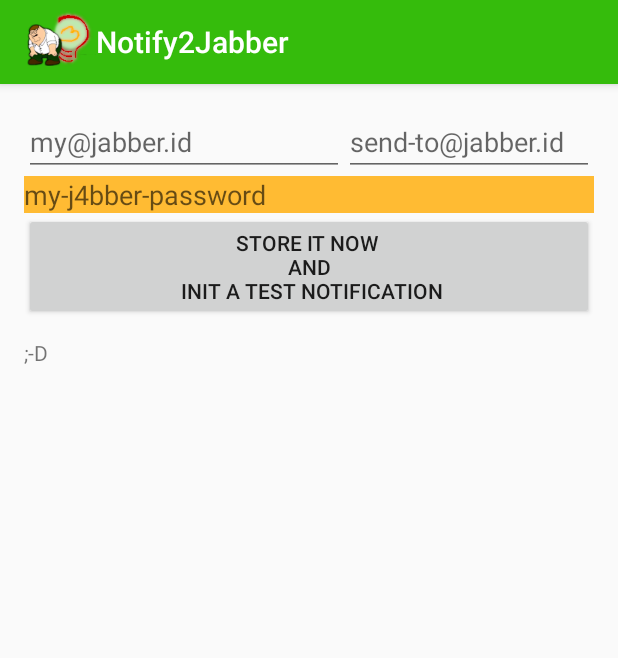
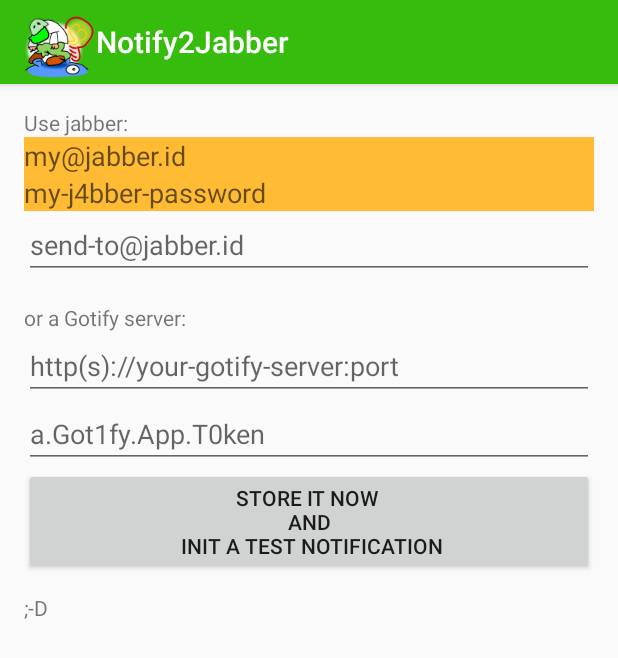
Before and after one commit to no-go/NotifyRelay, an Android app: the screen it shows after launch (MainActivity), on a phone screen of 412 x 824 dp. Shown: the top 658 px of the screen. Run offline under Robolectric (Android 15) with nearby library versions, the phone set to English and light mode, and no system bars.

Commit message:
logo changed. worked with android 4.4. relay to gotify added.

```diff
--- a/app/src/main/java/click/dummer/notify_to_jabber/MainActivity.java
+++ b/app/src/main/java/click/dummer/notify_to_jabber/MainActivity.java
@@ -25,6 +25,9 @@ public class MainActivity extends AppCompatActivity {
     private EditText toJIDedit;
     private EditText passEdit;
 
+    private EditText gotifyEdit;
+    private EditText gotifyAppToken;
+
     private NotificationReceiver nReceiver;
     private SharedPreferences mPreferences;
 
@@ -38,6 +41,8 @@ public class MainActivity extends AppCompatActivity {
         fromJIDedit = (EditText) findViewById(R.id.fromJIDedit);
         toJIDedit = (EditText) findViewById(R.id.toJIDedit);
         passEdit = (EditText) findViewById(R.id.passEdit);
+        gotifyEdit = (EditText) findViewById(R.id.gotifyEdit);
+        gotifyAppToken = (EditText) findViewById(R.id.gotifyAppToken);
         getSupportActionBar().setDisplayShowHomeEnabled(true);
         getSupportActionBar().setIcon(R.mipmap.ic_launcher);
     }
@@ -66,6 +71,17 @@ public class MainActivity extends AppCompatActivity {
         String fromJID = "";
         String toJID = "";
         String pass = "";
+
+        String gotifyUrl = "";
+        String appToken = "";
+
+        if (mPreferences.contains("gotifyUrl")) {
+            gotifyUrl = mPreferences.getString("gotifyUrl", gotifyUrl);
+        }
+        if (mPreferences.contains("appToken")) {
+            appToken = mPreferences.getString("appToken", appToken);
+        }
+
         if (mPreferences.contains("fromJID")) {
             fromJID = mPreferences.getString("fromJID", fromJID);
         }
@@ -78,6 +94,9 @@ public class MainActivity extends AppCompatActivity {
         fromJIDedit.setText(fromJID);
         toJIDedit.setText(toJID);
         passEdit.setText(pass);
+
+        gotifyEdit.setText(gotifyUrl);
+        gotifyAppToken.setText(appToken);
     }
 
     @Override
@@ -88,9 +107,20 @@ public class MainActivity extends AppCompatActivity {
         String fromJID = fromJIDedit.getText().toString();
         String toJID = toJIDedit.getText().toString();
         String pass = passEdit.getText().toString();
+        String gotifyUrl = gotifyEdit.getText().toString();
+        String appToken = gotifyAppToken.getText().toString();
+
+        if (mPreferences.contains("gotifyUrl")) {
+            gotifyUrl = mPreferences.getString("gotifyUrl", gotifyUrl);
+        }
+        if (mPreferences.contains("appToken")) {
+            appToken = mPreferences.getString("appToken", appToken);
+        }
         mPreferences.edit().putString("fromJID", fromJID).apply();
         mPreferences.edit().putString("toJID", toJID).apply();
         mPreferences.edit().putString("pass", pass).apply();
+        mPreferences.edit().putString("gotifyUrl", gotifyUrl).apply();
+        mPreferences.edit().putString("appToken", appToken).apply();
     }
 
     @Override
@@ -102,9 +132,13 @@ public class MainActivity extends AppCompatActivity {
         String fromJID = fromJIDedit.getText().toString();
         String toJID = toJIDedit.getText().toString();
         String pass = passEdit.getText().toString();
+        String gotifyUrl = gotifyEdit.getText().toString();
+        String appToken = gotifyAppToken.getText().toString();
         mPreferences.edit().putString("fromJID", fromJID).apply();
         mPreferences.edit().putString("toJID", toJID).apply();
         mPreferences.edit().putString("pass", pass).apply();
+        mPreferences.edit().putString("gotifyUrl", gotifyUrl).apply();
+        mPreferences.edit().putString("appToken", appToken).apply();
 
         NotificationManager nManager = (NotificationManager) getSystemService(NOTIFICATION_SERVICE);
         NotificationCompat.Builder ncomp = new NotificationCompat.Builder(this);
--- a/app/src/main/res/layout/activity_main.xml
+++ b/app/src/main/res/layout/activity_main.xml
@@ -10,30 +10,29 @@
     android:paddingBottom="@dimen/activity_vertical_margin"
     tools:context="click.dummer.notify_to_jabber.MainActivity">
 
-
-    <EditText
-        android:id="@+id/toJIDedit"
-        android:layout_width="wrap_content"
+    <TextView
+        android:id="@+id/hintJabber"
+        android:layout_width="match_parent"
         android:layout_height="wrap_content"
-        android:layout_alignParentEnd="true"
+        android:layout_alignParentStart="true"
         android:layout_alignParentTop="true"
-        android:layout_toEndOf="@+id/fromJIDedit"
-        android:ems="10"
-        android:hint="send-to@jabber.id" />
+        android:text="Use jabber:" />
 
     <EditText
         android:id="@+id/fromJIDedit"
-        android:layout_width="wrap_content"
         android:layout_height="wrap_content"
-        android:layout_alignParentStart="true"
-        android:layout_alignParentTop="true"
+        android:layout_width="match_parent"
+        android:layout_below="@id/hintJabber"
         android:ems="10"
         android:hint="my@jabber.id"
+        android:textColor="@android:color/black"
+        android:background="@android:color/holo_orange_light"
         android:inputType="textPersonName" />
 
     <EditText
         android:id="@+id/passEdit"
         android:layout_height="wrap_content"
+        android:layout_width="match_parent"
         android:layout_alignParentStart="true"
         android:layout_alignParentEnd="true"
         android:layout_below="@+id/fromJIDedit"
@@ -41,8 +40,45 @@
         android:hint="my-j4bber-password"
         android:inputType="textVisiblePassword"
         android:background="@android:color/holo_orange_light"
-        android:textColor="@android:color/darker_gray"
-        android:layout_width="match_parent" />
+        android:textColor="@android:color/darker_gray" />
+
+    <EditText
+        android:id="@+id/toJIDedit"
+        android:layout_height="wrap_content"
+        android:layout_width="match_parent"
+        android:layout_alignParentStart="true"
+        android:layout_alignParentEnd="true"
+        android:layout_below="@+id/passEdit"
+        android:ems="10"
+        android:hint="send-to@jabber.id" />
+
+    <TextView
+        android:id="@+id/hintGotify"
+        android:layout_width="match_parent"
+        android:layout_height="wrap_content"
+        android:layout_below="@id/toJIDedit"
+        android:paddingTop="@dimen/activity_vertical_margin"
+        android:text="or a Gotify server:" />
+
+    <EditText
+        android:id="@+id/gotifyEdit"
+        android:layout_height="wrap_content"
+        android:layout_width="match_parent"
+        android:layout_alignParentStart="true"
+        android:layout_alignParentEnd="true"
+        android:layout_below="@+id/hintGotify"
+        android:ems="10"
+        android:hint="http(s)://your-gotify-server:port" />
+
+    <EditText
+        android:id="@+id/gotifyAppToken"
+        android:layout_height="wrap_content"
+        android:layout_width="match_parent"
+        android:layout_alignParentStart="true"
+        android:layout_alignParentEnd="true"
+        android:layout_below="@+id/gotifyEdit"
+        android:ems="10"
+        android:hint="a.Got1fy.App.T0ken" />
 
     <Button
         android:focusable="true"
@@ -52,7 +88,7 @@
         android:text="store it now \nand\n init a test notification"
         android:id="@+id/btnCreateNotify"
         android:onClick="buttonClicked"
-        android:layout_below="@+id/passEdit"
+        android:layout_below="@+id/gotifyAppToken"
         android:layout_alignParentStart="true"
         android:layout_alignParentEnd="true" >
         <requestFocus />
--- a/app/src/main/res/values/colors.xml
+++ b/app/src/main/res/values/colors.xml
@@ -1,5 +1,5 @@
 <?xml version="1.0" encoding="utf-8"?>
 <resources>
-    <color name="colorAccent2">#c46729</color>
+    <color name="colorAccent2">#399bdc</color>
     <color name="colorAccent">#35bc0c</color>
 </resources>
--- a/build.gradle
+++ b/build.gradle
@@ -20,9 +20,9 @@ allprojects {
         }
         google()
         jcenter()
-        maven {
-            url "https://oss.sonatype.org/content/repositories/snapshots"
-        }
+        //maven {
+        //    url "https://oss.sonatype.org/content/repositories/snapshots"
+        //}
     }
 }
 
```
Also changed, not shown: app/build.gradle (+5 -3 lines), app/src/main/java/click/dummer/notify_to_jabber/NotificationService.java (+87 -11 lines), app/src/main/res/mipmap-xhdpi/ic_launcher.png, 5 other files.
